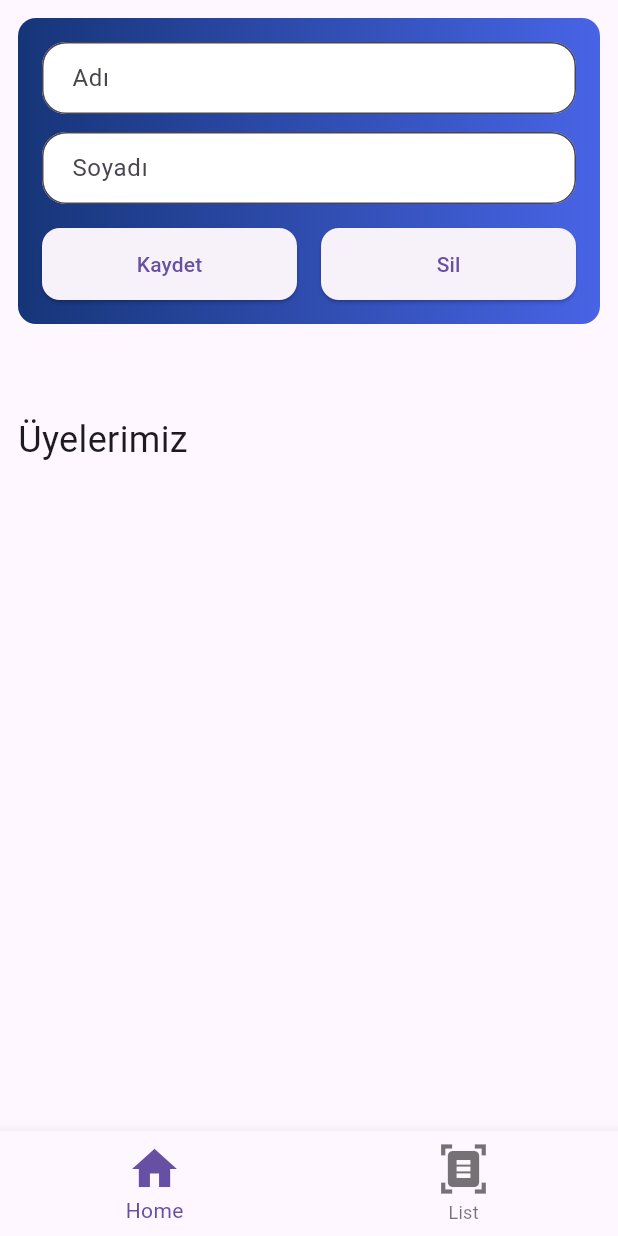
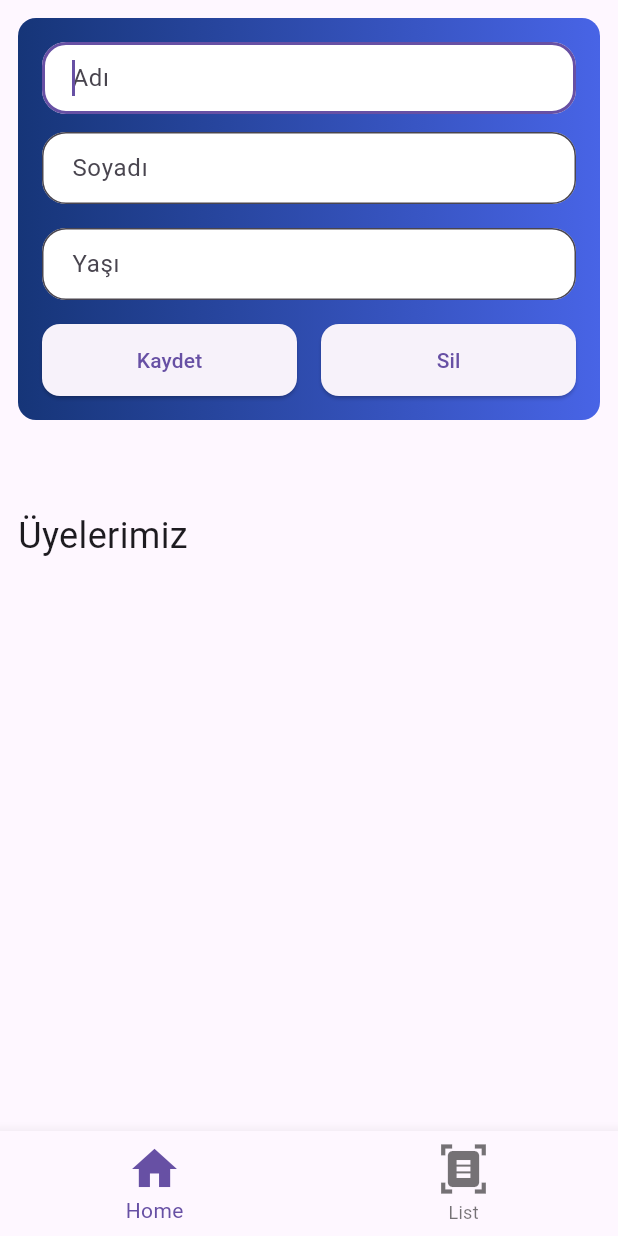
Before and after one commit to ramazan351/flutter_dersleri, a Flutter app: the screen it shows after launch, on a phone screen of 412 x 824 dp. Run offline on Flutter 3.47's test engine with Material 3 defaults, Android fonts, the phone set to English and light mode, and no system bars.

```diff
--- a/lib/screens/home_screen.dart
+++ b/lib/screens/home_screen.dart
@@ -13,6 +13,10 @@ class _HomeScreenState extends State<HomeScreen> {
   List<Map<String, String>> usersList = [];
   TextEditingController nameController = TextEditingController();
   TextEditingController surnameController = TextEditingController();
+  TextEditingController ageController = TextEditingController();
+  FocusNode nameFocus = FocusNode();
+  FocusNode ageFocusNode = FocusNode();
+  FocusNode surnameFocus = FocusNode();
 
   @override
   Widget build(BuildContext context) {
@@ -39,6 +43,10 @@ class _HomeScreenState extends State<HomeScreen> {
           ]),
       body: [
         SafeArea(
+          child: GestureDetector(
+            onTap: () {
+              FocusScope.of(context).requestFocus(FocusNode());
+            },
             child: Padding(
               padding: const EdgeInsets.all(12),
               child: Column(
@@ -91,6 +99,7 @@ class _HomeScreenState extends State<HomeScreen> {
               ),
             ),
           ),
+        ),
         const Center(
           child: Text("Ikinci sayfa"),
         )
@@ -129,6 +138,15 @@ class _HomeScreenState extends State<HomeScreen> {
         children: [
           TextField(
             controller: nameController,
+            focusNode: nameFocus,
+            onChanged: (value) {
+              List<String> data = value.split("");
+              isThereSpace(data);
+              if (isThereSpace(data)) {
+                FocusScope.of(context).requestFocus(surnameFocus);
+              }
+            },
+            autofocus: true,
             decoration: const InputDecoration(
               hintText: "Adı",
               fillColor: Colors.white,
@@ -143,6 +161,14 @@ class _HomeScreenState extends State<HomeScreen> {
           ),
           TextField(
             controller: surnameController,
+            focusNode: surnameFocus,
+            onChanged: (value) {
+              List<String> data = value.split("");
+              isThereSpace(data);
+              if (isThereSpace(data)) {
+                FocusScope.of(context).requestFocus(ageFocusNode);
+              }
+            },
             decoration: const InputDecoration(
               fillColor: Colors.white,
               hintText: "Soyadı",
@@ -150,6 +176,29 @@ class _HomeScreenState extends State<HomeScreen> {
               contentPadding: EdgeInsets.only(left: 16),
               border: OutlineInputBorder(
                   borderRadius: BorderRadius.all(Radius.circular(16))),
+            ),
+          ),
+          const SizedBox(
+            height: 16,
+          ),
+          TextField(
+            controller: ageController,
+            focusNode: ageFocusNode,
+            keyboardType: TextInputType.number,
+            onChanged: (value) {
+              List<String> data = value.split("");
+              isThereSpace(data);
+              if (isThereSpace(data)) {
+                FocusScope.of(context).requestFocus(FocusNode());
+              }
+            },
+            decoration: const InputDecoration(
+              hintText: "Yaşı",
+              fillColor: Colors.white,
+              contentPadding: EdgeInsets.only(left: 16),
+              border: OutlineInputBorder(
+                  borderRadius: BorderRadius.all(Radius.circular(16))),
+              filled: true,
             ),
           ),
           const SizedBox(
@@ -207,4 +256,14 @@ class _HomeScreenState extends State<HomeScreen> {
       ),
     );
   }
+
+  bool isThereSpace(List<String> list) {
+    for (var element in list) {
+      print("element: $element");
+      if (element == " ") {
+        return true;
       }
+    }
+    return false;
+  }
+}
```
Lines whose indentation alone changed are shown as unchanged.
